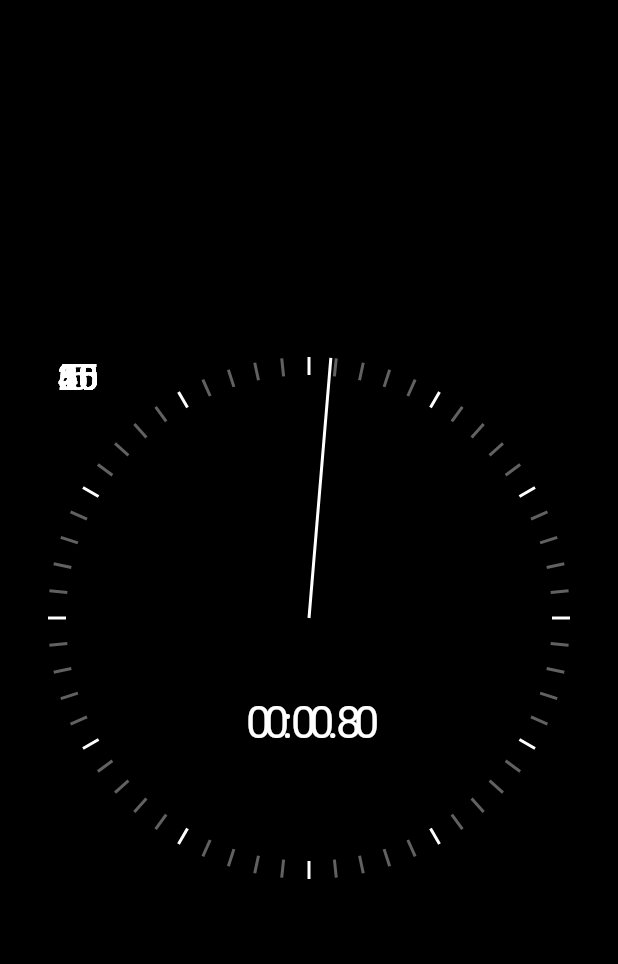
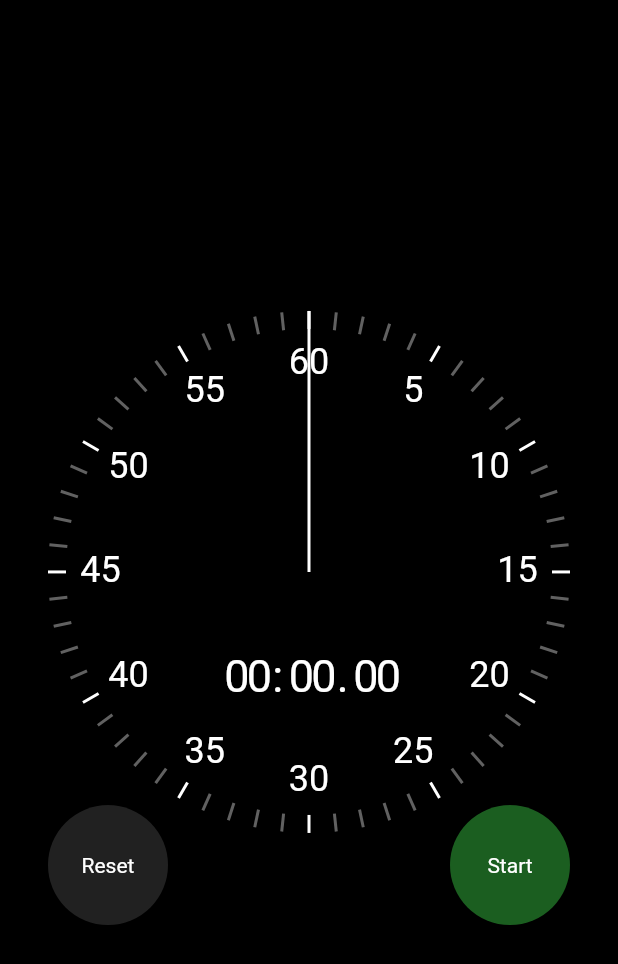
Before and after one commit to sadiksha1000/WatchAnimation, a Flutter app: the first screen one second after launch, on a phone screen of 412 x 824 dp. Shown: the top 964 px of the screen. Run offline on Flutter 3.47's test engine with Material 2 defaults, Android fonts, the phone set to English and light mode, and no system bars.

Commit message:
Stopwatch Flutter Animations

```diff
--- a/lib/main.dart
+++ b/lib/main.dart
@@ -1,5 +1,6 @@
 import 'package:flutter/material.dart';
 import 'package:flutter/services.dart';
+import 'package:stopwatch_flutter/aspect_ratio.dart';
 import 'package:stopwatch_flutter/ui/stopwatch.dart';
 
 void main() {
@@ -31,7 +32,7 @@ class MyHomePage extends StatelessWidget {
           child: Padding(
             padding: const EdgeInsets.all(32),
             child: AspectRatio(
-              aspectRatio: 1.0,
+              aspectRatio: 0.85,
               child: Stopwatch(),
             ),
           ),
--- a/lib/ui/clock_markers.dart
+++ b/lib/ui/clock_markers.dart
@@ -53,12 +53,11 @@ class ClockTextMarker extends StatelessWidget {
     const height = 30.0;
     return Transform(
       alignment: Alignment.center,
-      transform: Matrix4.identity(),
-      // transform: Matrix4.identity()
-      //   ..translate(width * 3.8, height * 3.8, 0)
-      //   ..rotateZ(pi + 2 * pi * (value / maxValue))
-      //   ..translate(0.0, radius - 35, 0.0)
-      //   ..rotateZ(pi - 2 * pi * (value / maxValue)),
+      transform: Matrix4.identity()
+        ..translate(-width / 2, -height / 2, 0.0)
+        ..rotateZ(pi + 2 * pi * (value / maxValue))
+        ..translate(0.0, radius - 35, 0.0)
+        ..rotateZ(pi - 2 * pi * (value / maxValue)),
       child: SizedBox(
         width: width,
         height: height,
--- a/lib/ui/elapsed_time_text.dart
+++ b/lib/ui/elapsed_time_text.dart
@@ -17,12 +17,19 @@ class ElapsedTimeText extends StatelessWidget {
       mainAxisAlignment: MainAxisAlignment.center,
       children: [
         TimeDigit(minutesStr.substring(0, 1), width: digitWidth),
+        SizedBox(width: 3),
         TimeDigit(minutesStr.substring(1, 2), width: digitWidth),
+        SizedBox(width: 5),
         TimeDigit(':', width: 6),
+        SizedBox(width: 5),
         TimeDigit(secondsStr.substring(0, 1), width: digitWidth),
+        SizedBox(width: 3),
         TimeDigit(secondsStr.substring(1, 2), width: digitWidth),
+        SizedBox(width: 5),
         TimeDigit('.', width: 6),
+        SizedBox(width: 5),
         TimeDigit(hundredsStr.substring(0, 1), width: digitWidth),
+        SizedBox(width: 3),
         TimeDigit(hundredsStr.substring(1, 2), width: digitWidth),
       ],
     );
--- a/lib/ui/elapsed_time_text_basic.dart
+++ b/lib/ui/elapsed_time_text_basic.dart
@@ -14,7 +14,7 @@ class ElapsedTimeTextBasic extends StatelessWidget {
     final secondsStr = seconds.toString().padLeft(2, '0');
     final minutesStr = minutes.toString().padLeft(2, '0');
     return Text(
-      '$minutesStr:$secondsStr.$hundredsStr',
+      '$minutesStr : $secondsStr.$hundredsStr',
       textAlign: TextAlign.center,
       style: TextStyle(fontSize: 40),
     );
--- a/lib/ui/stopwatch.dart
+++ b/lib/ui/stopwatch.dart
@@ -3,6 +3,8 @@ import 'dart:async';
 import 'package:flutter/material.dart';
 import 'package:flutter/scheduler.dart';
 import 'package:stopwatch_flutter/ui/elapsed_time_text_basic.dart';
+import 'package:stopwatch_flutter/ui/reset_button.dart';
+import 'package:stopwatch_flutter/ui/start_stop_button.dart';
 import 'package:stopwatch_flutter/ui/stopwatch_renderer.dart';
 
 class Stopwatch extends StatefulWidget {
@@ -12,8 +14,11 @@ class Stopwatch extends StatefulWidget {
 
 class _StopwatchState extends State<Stopwatch>
     with SingleTickerProviderStateMixin {
-  Duration _elapsed = Duration.zero;
+  Duration _previouslyElapsed = Duration.zero;
+  Duration _currentlyElapsed = Duration.zero;
+  Duration get _elapsed => _previouslyElapsed + _currentlyElapsed;
   late final Timer _timer;
+  bool _isRunning = false;
   late final Ticker _ticker;
 
   @override
@@ -21,10 +26,9 @@ class _StopwatchState extends State<Stopwatch>
     super.initState();
     _ticker = this.createTicker((elapsed) {
       setState(() {
-        _elapsed = elapsed;
+        _currentlyElapsed = elapsed;
       });
     });
-    _ticker.start();
   }
 
   @override
@@ -33,14 +37,61 @@ class _StopwatchState extends State<Stopwatch>
     super.dispose();
   }
 
+  void toggleRunning() {
+    setState(() {
+      _isRunning = !_isRunning;
+      if (_isRunning) {
+        _ticker.start();
+      } else {
+        _ticker.stop();
+        _previouslyElapsed += _currentlyElapsed;
+        _currentlyElapsed = Duration.zero;
+      }
+    });
+  }
+
+  void _reset() {
+    _ticker.stop();
+    setState(() {
+      _isRunning = false;
+      _previouslyElapsed = Duration.zero;
+      _currentlyElapsed = Duration.zero;
+    });
+  }
+
   @override
   Widget build(BuildContext context) {
     return LayoutBuilder(
       builder: (context, constraints) {
         final radius = constraints.maxWidth / 2;
-        return StopwatchRenderer(
-          elapsed: _elapsed,
-          radius:radius,
+        return Stack(
+          children: [
+            StopwatchRenderer(
+              elapsed: _elapsed,
+              radius: radius,
+            ),
+            Align(
+              alignment: Alignment.bottomLeft,
+              child: SizedBox(
+                width: 80,
+                height: 80,
+                child: ResetButton(
+                  onPressed: _reset,
+                ),
+              ),
+            ),
+            Align(
+              alignment: Alignment.bottomRight,
+              child: SizedBox(
+                width: 80,
+                height: 80,
+                child: StartStopButton(
+                  onPressed: toggleRunning,
+                  isRunning: _isRunning,
+                ),
+              ),
+            ),
+          ],
         );
       },
     );
--- a/lib/ui/stopwatch_renderer.dart
+++ b/lib/ui/stopwatch_renderer.dart
@@ -30,6 +30,8 @@ class StopwatchRenderer extends StatelessWidget {
           ),
         for (var i = 5; i <= 60; i += 5)
           Positioned(
+              top: radius,
+              left: radius,
               child: ClockTextMarker(value: i, maxValue: 60, radius: radius)),
         Positioned(
           top: radius,
```
Also changed, not shown: lib/aspect_ratio.dart (added, +22 -0 lines).
